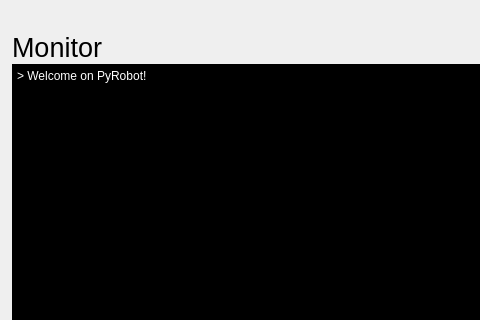
Qt form pyRobot.ui (CactusTribe/PyRobot) before a commit; both pictures show x 0 to 480 and y 0 to 320 of the 640 by 560 pixel window.
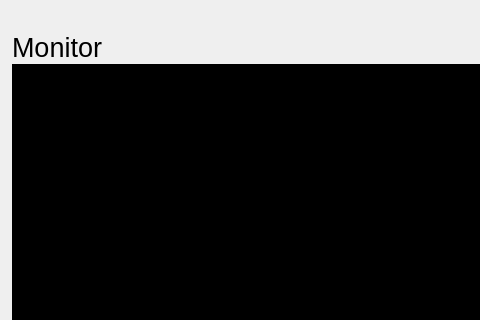
The same form after that commit. Icons and pictures are not drawn.

Commit message: Sauvegarde avant refonte, bugs persistants

What changed in the file:
```diff
--- a/pyRobot.ui
+++ b/pyRobot.ui
@@ -143,12 +143,14 @@
          <string notr="true">background-color: rgb(0, 0, 0);
 color: rgb(255,255,255);</string>
         </property>
+        <property name="verticalScrollBarPolicy">
+         <enum>Qt::ScrollBarAsNeeded</enum>
+        </property>
         <property name="readOnly">
          <bool>true</bool>
         </property>
         <property name="plainText">
-         <string>&gt; Welcome on PyRobot!
-</string>
+         <string/>
         </property>
         <property name="backgroundVisible">
          <bool>false</bool>
```
The commit also changes 2 other files.
